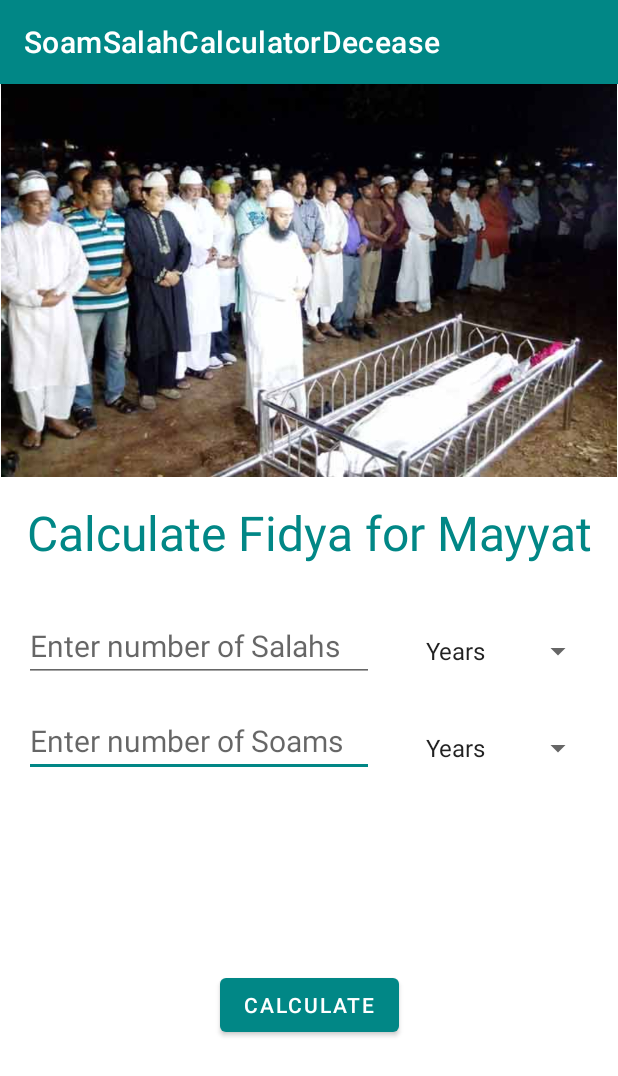
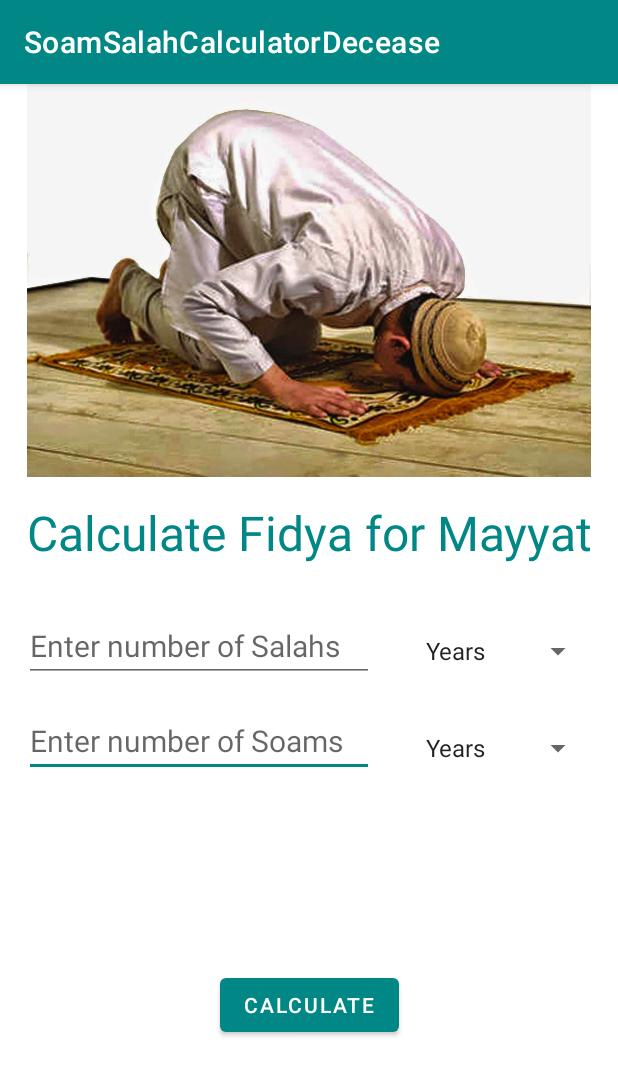
Before and after one commit to Mahreen-Asama/SoamSalahCalculator-for-Decease, an Android app: the screen it shows after launch (MainActivity), on a phone screen of 412 x 824 dp. Shown: the top 1076 px of the screen. Run offline under Robolectric (Android 15) with nearby library versions, the phone set to English and light mode, and no system bars.

Commit message:
picture changes

```diff
--- a/app/src/main/res/layout-land/activity_main.xml
+++ b/app/src/main/res/layout-land/activity_main.xml
@@ -95,6 +95,6 @@
         android:layout_height="195dp"
         app:layout_constraintStart_toStartOf="parent"
         app:layout_constraintTop_toTopOf="parent"
-        app:srcCompat="@drawable/janaza" />
+        app:srcCompat="@drawable/salah" />
 
 </androidx.constraintlayout.widget.ConstraintLayout>
--- a/app/src/main/res/layout/activity_main.xml
+++ b/app/src/main/res/layout/activity_main.xml
@@ -93,7 +93,7 @@
         app:layout_constraintEnd_toEndOf="parent"
         app:layout_constraintHorizontal_bias="0.0"
         app:layout_constraintStart_toStartOf="parent"
-        app:srcCompat="@drawable/janaza"
-        tools:layout_editor_absoluteY="75dp" />
+        app:layout_constraintTop_toTopOf="parent"
+        app:srcCompat="@drawable/salah" />
 
 </androidx.constraintlayout.widget.ConstraintLayout>
```
